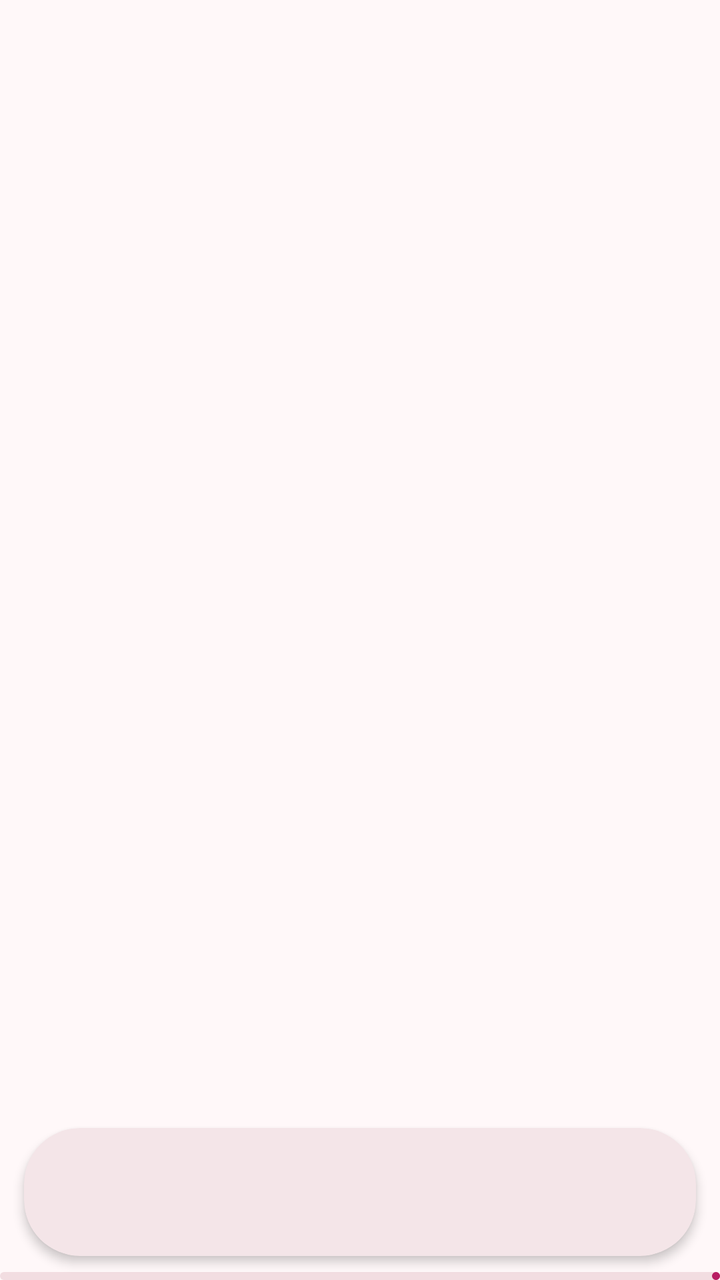
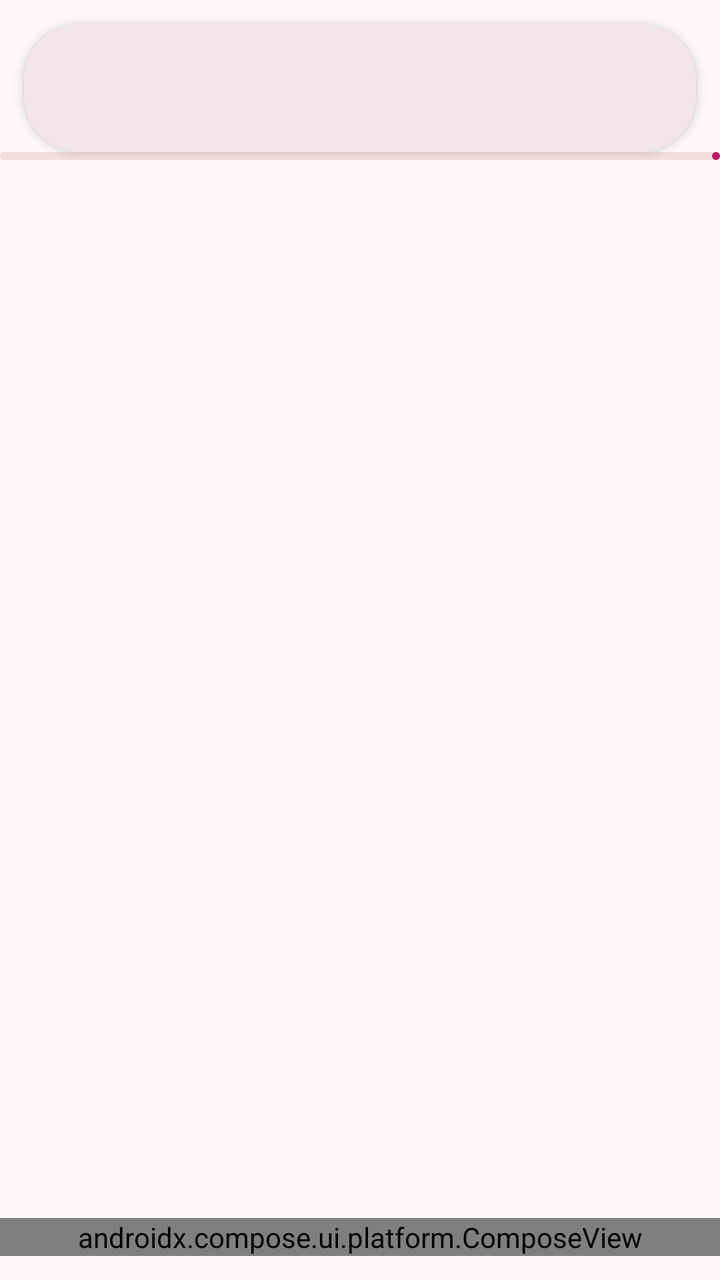

Compare the two renders of this Android layout. The source of the first and the diff that turns it into the second are given below.
<!-- AndroidManifest.xml: application theme AppTheme -->
<!-- res/layout/activity_main.xml -->
<RelativeLayout
    xmlns:android="http://schemas.android.com/apk/res/android"
    xmlns:app="http://schemas.android.com/apk/res-auto"
    xmlns:tools="http://schemas.android.com/tools"
    android:layout_width="match_parent"
    android:layout_height="match_parent"
    android:id="@+id/main"
    tools:ignore="ContentDescription">

    <FrameLayout
        android:id="@+id/main_content"
        android:layout_width="match_parent"
        android:layout_height="match_parent"/>

    <com.google.android.material.floatingactionbutton.FloatingActionButton
        android:id="@+id/fab_showAppBar"
        android:layout_alignParentBottom="true"
        android:layout_alignParentStart="true"
        android:layout_marginStart="16dp"
        android:layout_marginBottom="16dp"
        android:src="@drawable/icon_up"
        app:elevation="2dp"
        style="@style/Widget.Material3.Button.IconButton.Outlined"
        app:backgroundTint="?attr/colorSurfaceContainerHighest"
        app:borderWidth="0.5dp"
        android:layout_width="wrap_content"
        android:layout_height="wrap_content"
        android:layout_gravity="center"
        app:maxImageSize="20dp"
        app:fabCustomSize="42dp" />

    <com.google.android.material.card.MaterialCardView
        style="@style/Widget.Material3.CardView.Elevated"
        android:backgroundTint="?attr/colorSurfaceContainerHigh"
        app:cardElevation="3dp"
        app:strokeWidth="0dp"
        android:id="@+id/appBar"
        android:layout_width="match_parent"
        android:layout_height="64dp"
        android:layout_marginStart="12dp"
        android:layout_marginEnd="12dp"
        android:layout_marginBottom="12dp"
        android:layout_alignParentBottom="true"
        app:cardCornerRadius="28dp">

        <LinearLayout
            android:layout_width="wrap_content"
            android:layout_height="match_parent"
            android:orientation="horizontal">

            <com.google.android.material.card.MaterialCardView
                android:id="@+id/item_cardView"
                style="@style/Widget.Material3.CardView.Filled"
                android:layout_width="28dp"
                android:layout_height="28dp"
                android:layout_marginStart="16dp"
                android:backgroundTint="@android:color/transparent"
                android:layout_gravity="center_vertical"
                app:cardCornerRadius="8dp">

                <ImageView
                    android:id="@+id/menu_icon"
                    android:layout_width="28dp"
                    android:layout_height="28dp"
                    android:scaleType="fitCenter"
                    tools:ignore="ContentDescription" />

            </com.google.android.material.card.MaterialCardView>

            <LinearLayout
                android:layout_width="match_parent"
                android:layout_height="match_parent"
                android:layout_marginStart="12dp"
                android:layout_marginEnd="110dp"
                android:id="@+id/textGroup"
                android:orientation="vertical"
                android:gravity="center_vertical"
                android:layout_marginBottom="8dp"
                android:layout_marginTop="8dp">

                <TextView
                    android:id="@+id/appBar_title"
                    android:layout_width="match_parent"
                    android:layout_height="wrap_content"
                    android:layout_marginBottom="2dp"
                    android:ellipsize="end"
                    android:includeFontPadding="false"
                    android:maxLines="1"
                    android:textAppearance="?attr/textAppearanceTitleMedium"
                    android:textColor="?attr/colorOnSurface"
                    android:textStyle="bold"/>

                <TextView
                    android:id="@+id/appbar_URL"
                    android:layout_width="match_parent"
                    android:layout_height="wrap_content"
                    android:ellipsize="end"
                    android:includeFontPadding="false"
                    android:maxLines="1"
                    android:textAppearance="?attr/textAppearanceBodySmall"
                    android:textColor="?attr/colorOutline"/>

            </LinearLayout>

        </LinearLayout>

    </com.google.android.material.card.MaterialCardView>

    <com.google.android.material.progressindicator.LinearProgressIndicator
        android:id="@+id/main_progress_bar"
        android:layout_width="match_parent"
        android:layout_height="wrap_content"
        android:layout_alignParentBottom="true"
        app:indicatorColor="?attr/colorPrimary"
        app:trackColor="?attr/colorSurfaceVariant"
        app:trackThickness="4dp"/>

    <LinearLayout
        android:id="@+id/appBar_buttons"
        android:layout_width="wrap_content"
        android:layout_height="64dp"
        android:layout_alignParentEnd="true"
        android:layout_alignParentBottom="true"
        android:orientation="horizontal"
        android:layout_marginEnd="16dp"
        android:layout_marginBottom="12dp"
        tools:ignore="RelativeOverlap">

        <com.google.android.material.floatingactionbutton.FloatingActionButton
            android:id="@+id/fab_overview"
            style="@style/Widget.Material3.Button.IconButton.Outlined"
            app:backgroundTint="?attr/colorSurfaceContainerHighest"
            app:borderWidth="0.5dp"
            android:layout_width="wrap_content"
            android:layout_height="wrap_content"
            android:layout_gravity="center"
            android:src="@drawable/icon_bookmark"
            app:maxImageSize="20dp"
            app:fabCustomSize="40dp"
            app:elevation="1dp" />

        <com.google.android.material.floatingactionbutton.FloatingActionButton
            android:id="@+id/fab_menu"
            style="@style/Widget.Material3.Button.IconButton.Outlined"
            app:backgroundTint="?attr/colorSurfaceContainerHighest"
            app:borderWidth="0.5dp"
            android:layout_width="wrap_content"
            android:layout_height="wrap_content"
            android:layout_gravity="center"
            android:layout_marginStart="8dp"
            android:src="@drawable/icon_profile_standard"
            app:maxImageSize="20dp"
            app:fabCustomSize="40dp"
            app:elevation="1dp" />

    </LinearLayout>

    <com.google.android.material.card.MaterialCardView
        android:id="@+id/searchOnSiteLayout"
        android:visibility="gone"
        style="@style/Widget.Material3.CardView.Elevated"
        android:backgroundTint="?attr/colorSurfaceContainerHigh"
        app:cardElevation="4dp"
        app:strokeWidth="0dp"
        android:layout_width="match_parent"
        android:layout_height="72dp"
        android:layout_margin="12dp"
        android:layout_alignParentBottom="true"
        app:cardCornerRadius="28dp"
        android:orientation="vertical">

        <RelativeLayout
            android:layout_width="match_parent"
            android:layout_height="match_parent">

            <Button
                android:id="@+id/searchOnSite_buttonClose"
                style="@style/Widget.Material3.Button.IconButton"
                android:layout_width="wrap_content"
                android:layout_height="wrap_content"
                android:layout_alignParentEnd="true"
                android:layout_centerInParent="true"
                android:layout_marginEnd="10dp"
                app:icon="@drawable/icon_close" />

            <com.google.android.material.textfield.TextInputLayout
                android:id="@+id/searchOnSite_textField"
                style="@style/Widget.Material3.TextInputLayout.OutlinedBox"
                android:layout_width="match_parent"
                android:layout_height="match_parent"
                android:layout_alignParentBottom="true"
                android:layout_toStartOf="@+id/searchOnSite_buttonClose"
                android:paddingEnd="10dp"
                android:paddingStart="10dp"
                android:paddingBottom="5dp"
                android:paddingTop="5dp"
                android:hint="@string/menu_other_searchSite"
                app:boxCornerRadiusTopStart="24dp"
                app:boxCornerRadiusTopEnd="24dp"
                app:boxCornerRadiusBottomStart="24dp"
                app:boxCornerRadiusBottomEnd="24dp"
                app:boxStrokeWidth="0.8dp"
                app:boxStrokeWidthFocused="1.5dp"
                app:startIconDrawable="@drawable/icon_up"
                app:endIconDrawable="@drawable/icon_down"
                app:endIconMode="custom">

                <com.google.android.material.textfield.TextInputEditText
                    android:id="@+id/searchOnSite_input"
                    android:layout_width="match_parent"
                    android:layout_height="wrap_content"
                    android:inputType="text|textUri"
                    android:selectAllOnFocus="true"/>

            </com.google.android.material.textfield.TextInputLayout>

        </RelativeLayout>

    </com.google.android.material.card.MaterialCardView>

</RelativeLayout>
<!-- resources referenced by this layout -->
<resources>
  <!-- drawable icon_down (drawable) -->
  <vector xmlns:android="http://schemas.android.com/apk/res/android"
      android:width="24dp"
      android:height="24dp"
      android:viewportWidth="960"
      android:viewportHeight="960"
      android:tint="?attr/colorControlNormal">
    <path
        android:fillColor="@android:color/white"
        android:pathData="M480,598Q472,598 465,595.5Q458,593 452,587L268,403Q257,392 257,375Q257,358 268,347Q279,336 296,336Q313,336 324,347L480,503L636,347Q647,336 664,336Q681,336 692,347Q703,358 703,375Q703,392 692,403L508,587Q502,593 495,595.5Q488,598 480,598Z"/>
  </vector>
  <!-- drawable icon_up (drawable) -->
  <vector xmlns:android="http://schemas.android.com/apk/res/android"
      android:width="24dp"
      android:height="24dp"
      android:viewportWidth="960"
      android:viewportHeight="960"
      android:tint="?attr/colorControlNormal">
    <path
        android:fillColor="@android:color/white"
        android:pathData="M480,431L324,587Q313,598 296,598Q279,598 268,587Q257,576 257,559Q257,542 268,531L452,347Q458,341 465,338.5Q472,336 480,336Q488,336 495,338.5Q502,341 508,347L692,531Q703,542 703,559Q703,576 692,587Q681,598 664,598Q647,598 636,587L480,431Z"/>
  </vector>
  <string name="menu_other_searchSite">Search on site</string>
  <color name="md_theme_primary">#B81D63</color>
  <color name="md_theme_onPrimary">#FFFFFF</color>
  <color name="md_theme_primaryContainer">#FFD9E2</color>
  <color name="md_theme_onPrimaryContainer">#3E001D</color>
  <color name="md_theme_secondary">#74565F</color>
  <color name="md_theme_onSecondary">#FFFFFF</color>
  <color name="md_theme_secondaryContainer">#FFD9E2</color>
  <color name="md_theme_onSecondaryContainer">#2B151C</color>
  <color name="md_theme_tertiary">#006874</color>
  <color name="md_theme_onTertiary">#FFFFFF</color>
  <color name="md_theme_tertiaryContainer">#9EEFFF</color>
  <color name="md_theme_onTertiaryContainer">#001F24</color>
  <color name="md_theme_error">#BA1A1A</color>
  <color name="md_theme_onError">#FFFFFF</color>
  <color name="md_theme_errorContainer">#FFDAD6</color>
  <color name="md_theme_onErrorContainer">#410002</color>
  <color name="md_theme_background">#FFF8F9</color>
  <color name="md_theme_onBackground">#201A1C</color>
  <color name="md_theme_surface">#FFF8F9</color>
  <color name="md_theme_onSurface">#201A1C</color>
  <color name="md_theme_surfaceVariant">#F2DDE1</color>
  <color name="md_theme_onSurfaceVariant">#514347</color>
  <color name="md_theme_outline">#837377</color>
  <color name="md_theme_outlineVariant">#D5C2C6</color>
  <color name="md_theme_inverseSurface">#362E31</color>
  <color name="md_theme_inverseOnSurface">#FAEEF0</color>
  <color name="md_theme_inversePrimary">#FFB1C8</color>
  <color name="md_theme_primaryFixed">#FFD9E2</color>
  <color name="md_theme_onPrimaryFixed">#3E001D</color>
  <color name="md_theme_primaryFixedDim">#FFB1C8</color>
  <color name="md_theme_onPrimaryFixedVariant">#8E0045</color>
  <color name="md_theme_secondaryFixed">#FFD9E2</color>
  <color name="md_theme_onSecondaryFixed">#2B151C</color>
  <color name="md_theme_secondaryFixedDim">#E3BDC6</color>
  <color name="md_theme_onSecondaryFixedVariant">#5B3F47</color>
  <color name="md_theme_tertiaryFixed">#9EEFFF</color>
  <color name="md_theme_onTertiaryFixed">#001F24</color>
  <color name="md_theme_tertiaryFixedDim">#80D4E4</color>
  <color name="md_theme_onTertiaryFixedVariant">#004F58</color>
  <color name="md_theme_surfaceDim">#E5D6D9</color>
  <color name="md_theme_surfaceBright">#FFF8F9</color>
  <color name="md_theme_surfaceContainerLowest">#FFFFFF</color>
  <color name="md_theme_surfaceContainerLow">#FDF1F3</color>
  <color name="md_theme_surfaceContainer">#FAEBEE</color>
  <color name="md_theme_surfaceContainerHigh">#F4E5E8</color>
  <color name="md_theme_surfaceContainerHighest">#EEE0E3</color>
  <!-- unchanged entries left out for length: 4 -->
</resources>

<!-- the commit's change to res/layout/activity_main.xml (unified diff, before → after) -->
@@ -7,28 +7,7 @@
     android:id="@+id/main"
     tools:ignore="ContentDescription">
 
-    <FrameLayout
-        android:id="@+id/main_content"
-        android:layout_width="match_parent"
-        android:layout_height="match_parent"/>
-
-    <com.google.android.material.floatingactionbutton.FloatingActionButton
-        android:id="@+id/fab_showAppBar"
-        android:layout_alignParentBottom="true"
-        android:layout_alignParentStart="true"
-        android:layout_marginStart="16dp"
-        android:layout_marginBottom="16dp"
-        android:src="@drawable/icon_up"
-        app:elevation="2dp"
-        style="@style/Widget.Material3.Button.IconButton.Outlined"
-        app:backgroundTint="?attr/colorSurfaceContainerHighest"
-        app:borderWidth="0.5dp"
-        android:layout_width="wrap_content"
-        android:layout_height="wrap_content"
-        android:layout_gravity="center"
-        app:maxImageSize="20dp"
-        app:fabCustomSize="42dp" />
-
+    
     <com.google.android.material.card.MaterialCardView
         style="@style/Widget.Material3.CardView.Elevated"
         android:backgroundTint="?attr/colorSurfaceContainerHigh"
@@ -39,8 +18,8 @@
         android:layout_height="64dp"
         android:layout_marginStart="12dp"
         android:layout_marginEnd="12dp"
-        android:layout_marginBottom="12dp"
-        android:layout_alignParentBottom="true"
+        android:layout_marginTop="12dp"
+        android:layout_alignParentTop="true"
         app:cardCornerRadius="28dp">
 
         <LinearLayout
@@ -106,24 +85,15 @@
 
     </com.google.android.material.card.MaterialCardView>
 
-    <com.google.android.material.progressindicator.LinearProgressIndicator
-        android:id="@+id/main_progress_bar"
-        android:layout_width="match_parent"
-        android:layout_height="wrap_content"
-        android:layout_alignParentBottom="true"
-        app:indicatorColor="?attr/colorPrimary"
-        app:trackColor="?attr/colorSurfaceVariant"
-        app:trackThickness="4dp"/>
-
     <LinearLayout
         android:id="@+id/appBar_buttons"
         android:layout_width="wrap_content"
         android:layout_height="64dp"
         android:layout_alignParentEnd="true"
-        android:layout_alignParentBottom="true"
+        android:layout_alignParentTop="true"
         android:orientation="horizontal"
         android:layout_marginEnd="16dp"
-        android:layout_marginBottom="12dp"
+        android:layout_marginTop="12dp"
         tools:ignore="RelativeOverlap">
 
         <com.google.android.material.floatingactionbutton.FloatingActionButton
@@ -155,6 +125,44 @@
 
     </LinearLayout>
 
+    
+    <com.google.android.material.progressindicator.LinearProgressIndicator
+        android:id="@+id/main_progress_bar"
+        android:layout_width="match_parent"
+        android:layout_height="wrap_content"
+        android:layout_below="@id/appBar"
+        app:indicatorColor="?attr/colorPrimary"
+        app:trackColor="?attr/colorSurfaceVariant"
+        app:trackThickness="4dp"/>
+
+    
+    <FrameLayout
+        android:id="@+id/main_content"
+        android:layout_width="match_parent"
+        android:layout_height="match_parent"
+        android:layout_below="@id/main_progress_bar"
+        android:layout_above="@+id/bottom_nav_compose"/>
+
+    
+    <com.google.android.material.floatingactionbutton.FloatingActionButton
+        android:id="@+id/fab_showAppBar"
+        android:layout_alignParentTop="true"
+        android:layout_alignParentStart="true"
+        android:layout_marginStart="16dp"
+        android:layout_marginTop="16dp"
+        android:src="@drawable/icon_up"
+        app:elevation="2dp"
+        style="@style/Widget.Material3.Button.IconButton.Outlined"
+        app:backgroundTint="?attr/colorSurfaceContainerHighest"
+        app:borderWidth="0.5dp"
+        android:layout_width="wrap_content"
+        android:layout_height="wrap_content"
+        android:layout_gravity="center"
+        app:maxImageSize="20dp"
+        app:fabCustomSize="42dp"
+        android:visibility="gone"/>
+
+    
     <com.google.android.material.card.MaterialCardView
         android:id="@+id/searchOnSiteLayout"
         android:visibility="gone"
@@ -165,7 +173,7 @@
         android:layout_width="match_parent"
         android:layout_height="72dp"
         android:layout_margin="12dp"
-        android:layout_alignParentBottom="true"
+        android:layout_alignParentTop="true"
         app:cardCornerRadius="28dp"
         android:orientation="vertical">
 
@@ -188,7 +196,7 @@
                 style="@style/Widget.Material3.TextInputLayout.OutlinedBox"
                 android:layout_width="match_parent"
                 android:layout_height="match_parent"
-                android:layout_alignParentBottom="true"
+                android:layout_alignParentTop="true"
                 android:layout_toStartOf="@+id/searchOnSite_buttonClose"
                 android:paddingEnd="10dp"
                 android:paddingStart="10dp"
@@ -218,4 +226,12 @@
 
     </com.google.android.material.card.MaterialCardView>
 
+    
+    <androidx.compose.ui.platform.ComposeView
+        android:id="@+id/bottom_nav_compose"
+        android:layout_width="match_parent"
+        android:layout_height="wrap_content"
+        android:layout_alignParentBottom="true"
+        android:layout_marginBottom="12dp"/>
+
 </RelativeLayout>
